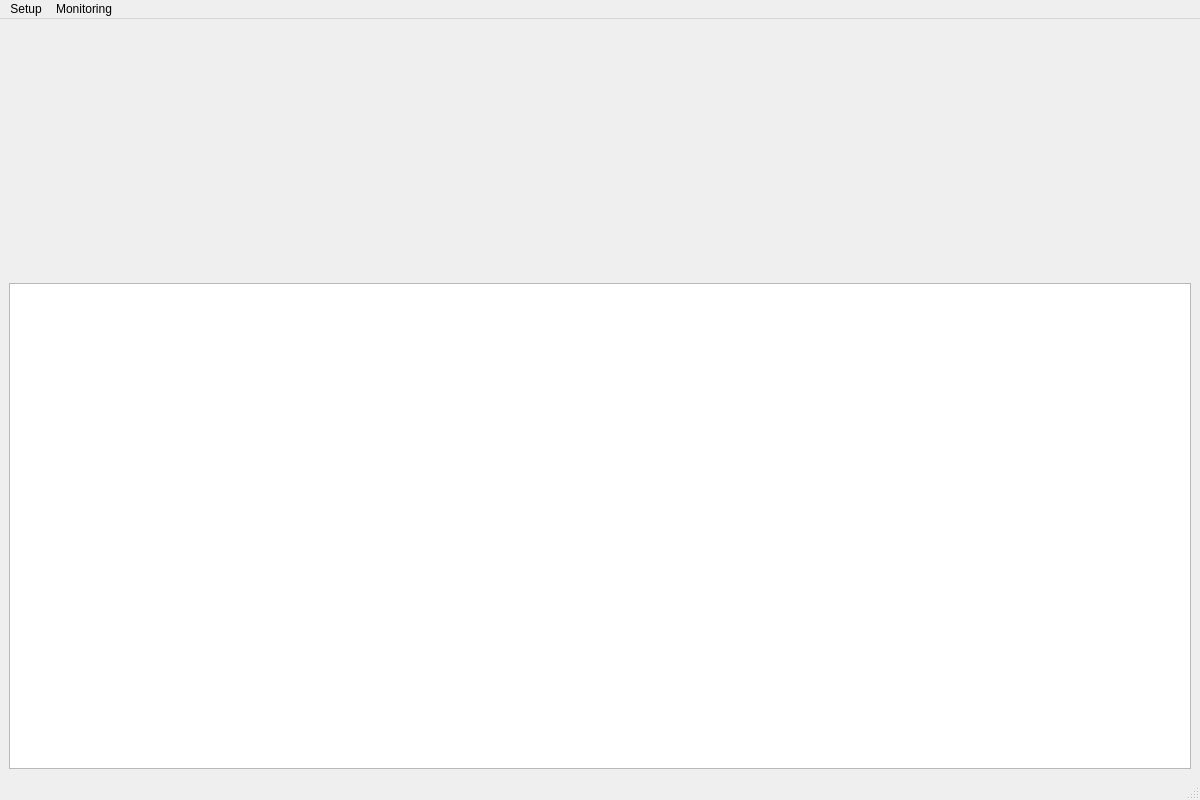
Old version of the form gui/include/ui/main_window.ui in the repository robin-mueller/miniseg.
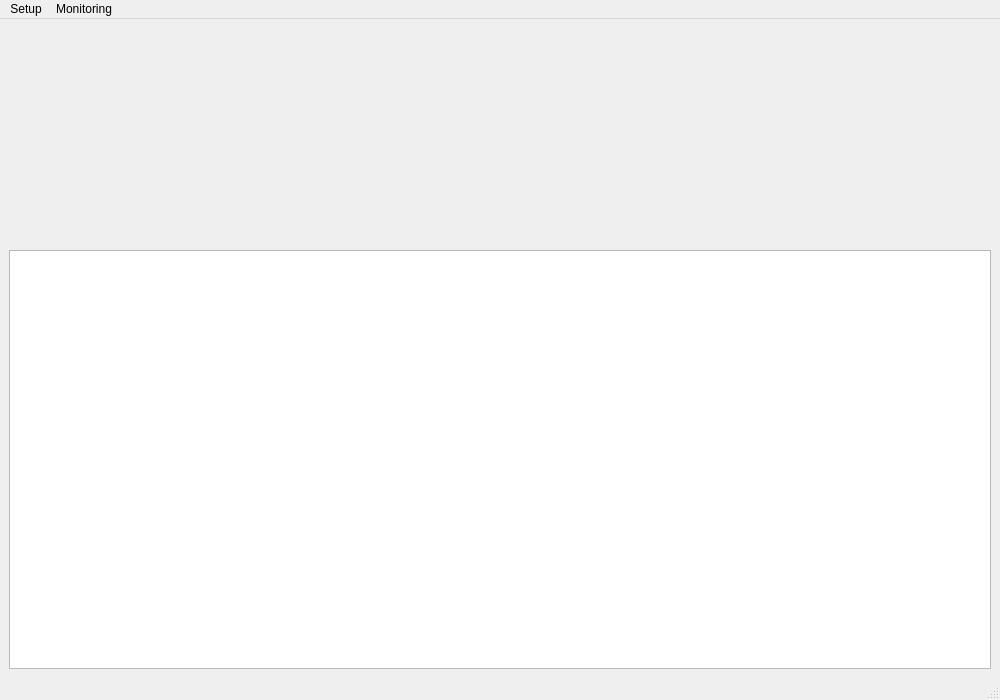
New version of the form. Custom widgets are drawn as their Qt base class.

The edit to the form file:
```diff
--- a/gui/include/ui/main_window.ui
+++ b/gui/include/ui/main_window.ui
@@ -6,8 +6,8 @@
    <rect>
     <x>0</x>
     <y>0</y>
-    <width>1200</width>
-    <height>800</height>
+    <width>1000</width>
+    <height>700</height>
    </rect>
   </property>
   <property name="windowTitle">
```
